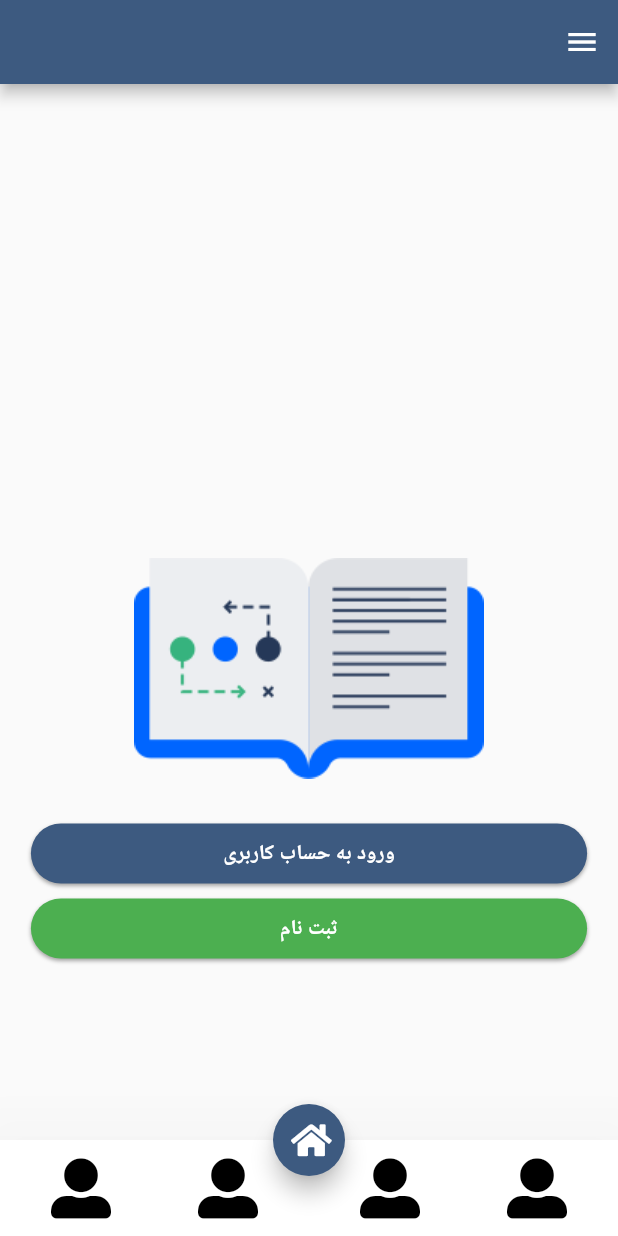
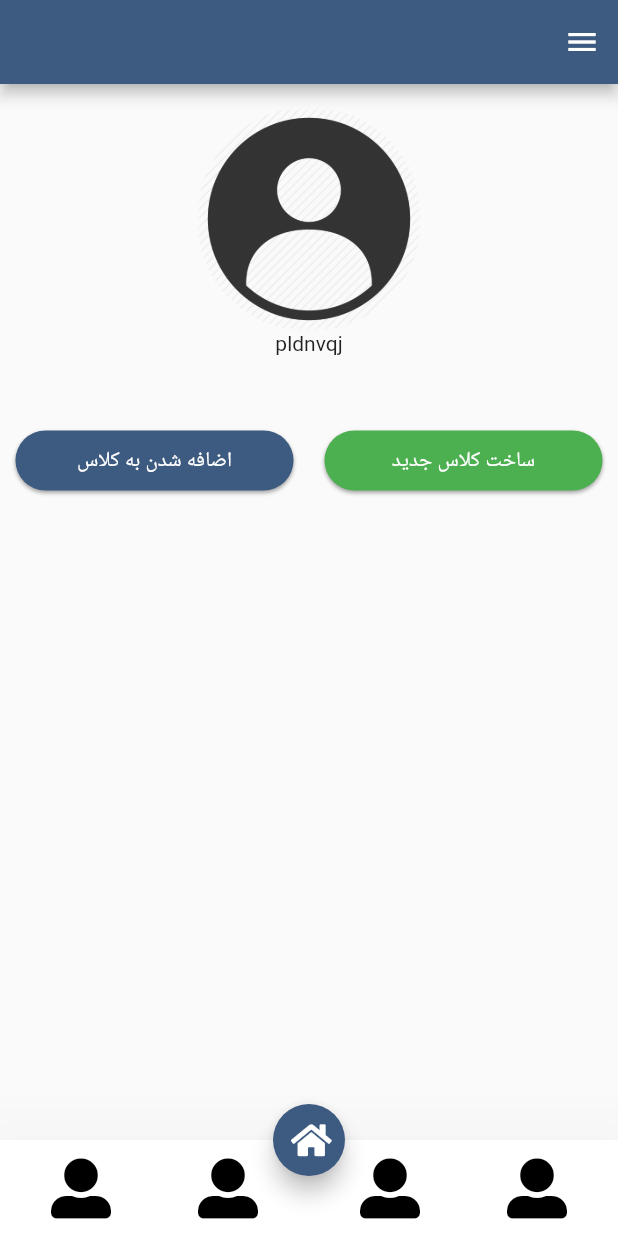
Before and after one commit to riasati/Tahlil_Mobile, a Flutter app: the screen it shows after launch, on a phone screen of 412 x 824 dp. Run offline on Flutter 3.47's test engine with Material 2 defaults, Android fonts, the phone set to English and light mode, and no system bars; our stand-ins replace font_awesome_flutter, image_picker, loading_overlay, rflutter_alert, rounded_loading_button, shared_preferences.

Commit message:
Classes page top(person image) middle(join or create class)

```diff
--- /dev/null
+++ b/samproject/lib/pages/ClassesListPage/Buttons/CreateClassButton.dart
@@ -0,0 +1,48 @@
+import 'package:flutter/material.dart';
+
+class CreateClassButton extends StatefulWidget {
+  @override
+  _CreateClassButtonState createState() => _CreateClassButtonState();
+}
+
+class _CreateClassButtonState extends State<CreateClassButton> {
+  @override
+  Widget build(BuildContext context) {
+    Gradient _gradient =
+    LinearGradient(colors: [Colors.green, Colors.green]);
+    return Container(
+      width: double.infinity,
+      height: 40,
+      child: FractionallySizedBox(
+        widthFactor: 0.9,
+        child: Container(
+          decoration: BoxDecoration(
+              borderRadius: new BorderRadius.all(Radius.circular(40.0)),
+              gradient: _gradient,
+              boxShadow: [
+                BoxShadow(
+                  color: Colors.grey[500],
+                  offset: Offset(0.0, 1.5),
+                  blurRadius: 1.5,
+                ),
+              ]),
+          child: Material(
+            color: Colors.transparent,
+            borderRadius: new BorderRadius.all(Radius.circular(40.0)),
+            child: FlatButton(
+                onPressed: () {},
+                child: Center(
+                  child: Text(
+                    "ساخت کلاس جدید",
+                    style: TextStyle(
+                      //fontWeight: FontWeight.bold,
+                      color: Colors.white,
+                    ),
+                  ),
+                )),
+          ),
+        ),
+      ),
+    );
+  }
+}
--- /dev/null
+++ b/samproject/lib/pages/ClassesListPage/Buttons/JoinClassButton.dart
@@ -0,0 +1,46 @@
+import 'package:flutter/material.dart';
+
+class JoinButton extends StatefulWidget {
+  @override
+  _JoinButtonState createState() => _JoinButtonState();
+}
+
+class _JoinButtonState extends State<JoinButton> {
+  @override
+  Widget build(BuildContext context) {
+    Gradient _gradient =
+    LinearGradient(colors: [Color(0xFF3D5A80), Color(0xFF3D5A80)]);
+    return Container(
+      width: double.infinity,
+      height: 40,
+      child: FractionallySizedBox(
+        widthFactor: 0.9,
+        child: Container(
+          decoration: BoxDecoration(
+              borderRadius: new BorderRadius.all(Radius.circular(40.0)),
+              gradient: _gradient,
+              boxShadow: [
+                BoxShadow(
+                  color: Colors.grey[500],
+                  offset: Offset(0.0, 1.5),
+                  blurRadius: 1.5,
+                ),
+              ]),
+          child: Material(
+            color: Colors.transparent,
+            borderRadius: new BorderRadius.all(Radius.circular(40.0)),
+            child: FlatButton(
+                onPressed: () {},
+                child: Text(
+                  "اضافه شدن به کلاس",
+                  style: TextStyle(
+                    //fontWeight: FontWeight.bold,
+                    color: Colors.white,
+                  ),
+                )),
+          ),
+        ),
+      ),
+    );
+  }
+}
--- /dev/null
+++ b/samproject/lib/pages/ClassesListPage/ShowClassesListPage/BottomOfPage.dart
@@ -0,0 +1,25 @@
+
+import 'package:flutter/material.dart';
+import 'package:samproject/pages/ClassesListPage/ShowClassesListPage/ClassCard.dart';
+
+class ListOfClasses extends StatefulWidget {
+  @override
+  _ListOfClassesState createState() => _ListOfClassesState();
+}
+
+class _ListOfClassesState extends State<ListOfClasses> {
+  @override
+  Widget build(BuildContext context) {
+    return Container(
+      child: Padding(
+        padding: EdgeInsets.all(15),
+        child: GridView.count(
+            crossAxisCount: 2,
+          crossAxisSpacing: 10,
+          mainAxisSpacing: 15,
+          children: List.generate(10, (int position) =>  ClassCard()),
+        ),
+      ),
+    );
+  }
+}
--- /dev/null
+++ b/samproject/lib/pages/ClassesListPage/ShowClassesListPage/ClassCard.dart
@@ -0,0 +1,39 @@
+import 'package:flutter/material.dart';
+import 'package:font_awesome_flutter/font_awesome_flutter.dart';
+
+class ClassCard extends StatefulWidget {
+  @override
+  _ClassCardState createState() => _ClassCardState();
+}
+
+class _ClassCardState extends State<ClassCard> {
+  @override
+  Widget build(BuildContext context) {
+    return Card(
+      elevation: 4,
+      shape: RoundedRectangleBorder(
+        borderRadius: BorderRadius.all(Radius.circular(30))
+      ),
+      child: FlatButton(
+        onPressed: (){},
+        child: Center(
+          child: Column(
+            mainAxisAlignment: MainAxisAlignment.center,
+            children: [
+              Container(
+                child: Icon(FontAwesomeIcons.school,size: 50,color:Color(0xFF3D5A80)),
+              ),
+              Padding(
+                padding: EdgeInsets.only(top: 15),
+                child: Text(
+                  "اسم کلاس",
+
+                ),
+              ),
+            ],
+          ),
+        ),
+      ),
+    );
+  }
+}
--- /dev/null
+++ b/samproject/lib/pages/ClassesListPage/ShowClassesListPage/MiddleOfPage.dart
@@ -0,0 +1,27 @@
+import 'package:flutter/material.dart';
+import 'package:samproject/pages/ClassesListPage/Buttons/CreateClassButton.dart';
+import 'package:samproject/pages/ClassesListPage/Buttons/JoinClassButton.dart';
+
+class CreateOrJoinClass extends StatefulWidget {
+  @override
+  _CreateOrJoinClassState createState() => _CreateOrJoinClassState();
+}
+
+class _CreateOrJoinClassState extends State<CreateOrJoinClass> {
+  @override
+  Widget build(BuildContext context) {
+    return Container(
+      child: Row(
+        children: [
+          Expanded(
+            child: JoinButton(),
+          ),
+          Expanded(
+            child: CreateClassButton(),
+          ),
+
+        ],
+      ),
+    );
+  }
+}
--- /dev/null
+++ b/samproject/lib/pages/ClassesListPage/ShowClassesListPage/ShowClassesListPage.dart
@@ -0,0 +1,31 @@
+import 'package:flutter/material.dart';
+import 'package:samproject/pages/ClassesListPage/ShowClassesListPage/TopOfPage.dart';
+
+import 'MiddleOfPage.dart';
+
+class ClassesList extends StatefulWidget {
+  @override
+  _ClassesListState createState() => _ClassesListState();
+}
+
+class _ClassesListState extends State<ClassesList> {
+  @override
+  Widget build(BuildContext context) {
+    return Container(
+      child: Column(
+        mainAxisSize: MainAxisSize.max,
+        children: <Widget>[
+          Padding(
+            padding: EdgeInsets.only(top: 15.0 ),
+            child: PersonInfo()
+          ),
+          Padding(
+            padding: EdgeInsets.only(top: 50.0),
+            child: CreateOrJoinClass(),
+          ),
+          Container(color: Colors.white,),
+        ],
+      ),
+    );
+  }
+}
--- /dev/null
+++ b/samproject/lib/pages/ClassesListPage/ShowClassesListPage/TopOfPage.dart
@@ -0,0 +1,34 @@
+import 'package:flutter/material.dart';
+import 'package:font_awesome_flutter/font_awesome_flutter.dart';
+import 'package:samproject/pages/homePage.dart';
+
+class PersonInfo extends StatefulWidget {
+  @override
+  _PersonInfoState createState() => _PersonInfoState();
+}
+
+class _PersonInfoState extends State<PersonInfo> {
+  @override
+  Widget build(BuildContext context) {
+    return Container(
+      child: Column(
+        children: [
+          Container(
+            width: 150,
+            height: 150,
+            child: CircleAvatar(
+              radius: 30.0,
+              backgroundImage:(HomePage.user.avatarUrl != null)?
+              NetworkImage(HomePage.user.avatarUrl):
+              AssetImage('assets/img/unnamed.png'),
+              backgroundColor: Colors.transparent,
+            ),
+          ),
+          Text(
+            "pldnvqj"
+          )
+        ],
+      ),
+    );
+  }
+}
--- a/samproject/lib/pages/ClassesListPage/main.dart
+++ b/samproject/lib/pages/ClassesListPage/main.dart
@@ -1,7 +1,12 @@
 import 'package:flutter/material.dart';
 import 'package:samproject/pages/ClassesListPage/Buttons/LoginButton.dart';
 import 'package:samproject/pages/ClassesListPage/Buttons/SignupButton.dart';
+import 'package:samproject/pages/ClassesListPage/ShowClassesListPage/ClassCard.dart';
+import 'package:samproject/pages/ClassesListPage/ShowClassesListPage/TopOfPage.dart';
 import 'package:samproject/pages/homePage.dart';
+
+import 'ShowClassesListPage/BottomOfPage.dart';
+import 'ShowClassesListPage/ShowClassesListPage.dart';
 
 void main() => runApp(MyApp());
 
@@ -12,7 +17,7 @@ class MyApp extends StatelessWidget {
       debugShowCheckedModeBanner: false,
       title: 'Starter Template',
       home: Scaffold(
-        body: Center(child: SignupButton()),
+        body: Center(child: ListOfClasses()),
       ),
     );
   }
--- a/samproject/lib/pages/homePage.dart
+++ b/samproject/lib/pages/homePage.dart
@@ -8,6 +8,8 @@ import 'package:samproject/domain/personProfile.dart';
 import 'package:samproject/pages/ClassesListPage/LoginPersonPage/LoginOrSignup.dart';
 import 'package:samproject/widgets/drawerWidget.dart';
 import 'package:shared_preferences/shared_preferences.dart';
+
+import 'ClassesListPage/ShowClassesListPage/ShowClassesListPage.dart';
 
 class HomePage extends StatefulWidget {
   static Person user = Person();
@@ -105,7 +107,7 @@ class _HomePageState extends State<HomePage> {
                     ),
                     new ConstrainedBox(
                       constraints: const BoxConstraints.expand(),
-                      child: LoginOrSignup(),
+                      child: ClassesList(),
                     ),
                     new ConstrainedBox(
                       constraints: const BoxConstraints.expand(),
```
